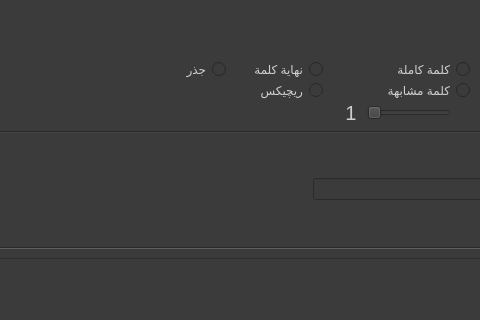
Qt form gui/main_window/main_screen.ui (masalha-alaa/quran-counter) before a commit; both pictures show x 156 to 636 and y 0 to 320 of the 1179 by 873 pixel window.
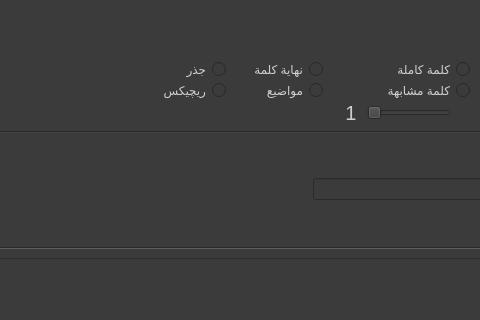
The same form after that commit. Icons and pictures are not drawn. Custom widgets are drawn as their Qt base class.

Commit message: Search by topic

The edit to the form file:
```diff
--- a/gui/main_window/main_screen.ui
+++ b/gui/main_window/main_screen.ui
@@ -440,7 +440,7 @@
           </attribute>
          </widget>
         </item>
-        <item row="1" column="2">
+        <item row="1" column="3">
          <layout class="QVBoxLayout" name="verticalLayout_23">
           <item>
            <widget class="QRadioButton" name="regexRadioButton">
@@ -480,6 +480,46 @@
           </item>
          </layout>
         </item>
+        <item row="1" column="2">
+         <layout class="QVBoxLayout" name="verticalLayout_24">
+          <item>
+           <widget class="QRadioButton" name="topicsRadioButton">
+            <property name="toolTip">
+             <string notr="true"/>
+            </property>
+            <property name="styleSheet">
+             <string notr="true">QToolTip { 
+    color: #484848;
+	font: 14pt;
+}
+</string>
+            </property>
+            <property name="text">
+             <string>مواضيع</string>
+            </property>
+            <property name="checked">
+             <bool>false</bool>
+            </property>
+            <attribute name="buttonGroup">
+             <string notr="true">searchOptionsButtonGroup</string>
+            </attribute>
+           </widget>
+          </item>
+          <item>
+           <spacer name="verticalSpacer_4">
+            <property name="orientation">
+             <enum>Qt::Vertical</enum>
+            </property>
+            <property name="sizeHint" stdset="0">
+             <size>
+              <width>20</width>
+              <height>40</height>
+             </size>
+            </property>
+           </spacer>
+          </item>
+         </layout>
+        </item>
        </layout>
       </item>
       <item>
```
Left out of the diff: 11 changed lines with no effect on the pictures. The commit also changes 19 other files.
